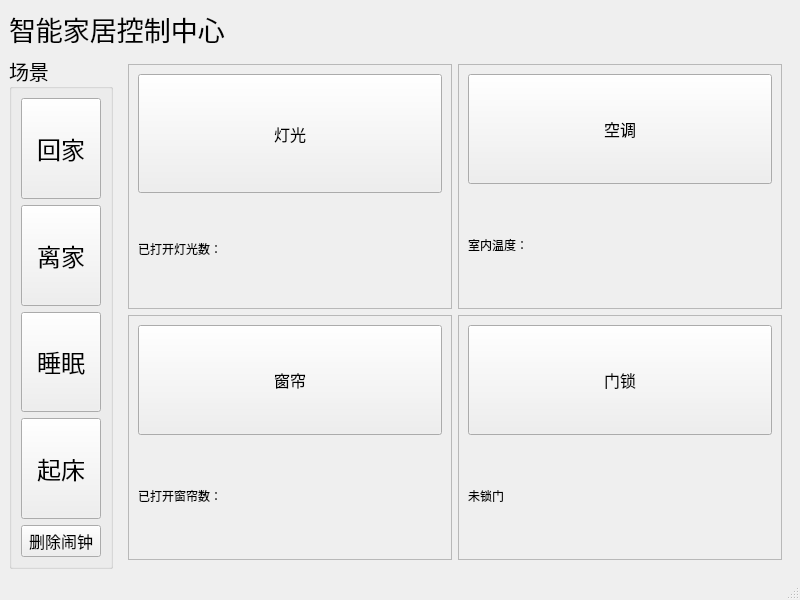
DaisyCoding/QtLab-finalwork, file mainwindow.ui: the form before one commit.
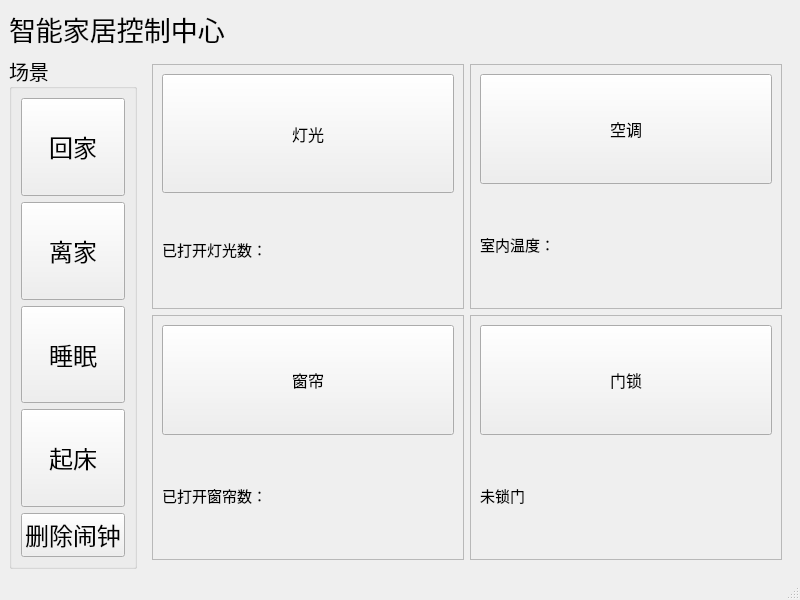
The form after the commit. The open tabs and pages were chosen to show the change.

Commit message: 2026/1/7 设置了软件起始界面；修改了ui界面中的字体

The edit to the form file:
```diff
--- a/mainwindow.ui
+++ b/mainwindow.ui
@@ -128,8 +128,8 @@
            </property>
            <property name="font">
             <font>
-             <family>Microsoft YaHei</family>
-             <pointsize>12</pointsize>
+             <family>楷体</family>
+             <pointsize>18</pointsize>
             </font>
            </property>
            <property name="text">
@@ -188,6 +188,11 @@
                  <height>100</height>
                 </size>
                </property>
+               <property name="font">
+                <font>
+                 <pointsize>11</pointsize>
+                </font>
+               </property>
                <property name="text">
                 <string>已打开灯光数：</string>
                </property>
@@ -225,6 +230,11 @@
              </item>
              <item>
               <widget class="QLabel" name="Aclabel">
+               <property name="font">
+                <font>
+                 <pointsize>11</pointsize>
+                </font>
+               </property>
                <property name="text">
                 <string>室内温度：</string>
                </property>
@@ -262,6 +272,11 @@
              </item>
              <item>
               <widget class="QLabel" name="Curtainlabel">
+               <property name="font">
+                <font>
+                 <pointsize>11</pointsize>
+                </font>
+               </property>
                <property name="text">
                 <string>已打开窗帘数：</string>
                </property>
@@ -299,6 +314,11 @@
              </item>
              <item>
               <widget class="QLabel" name="Locklabel">
+               <property name="font">
+                <font>
+                 <pointsize>11</pointsize>
+                </font>
+               </property>
                <property name="text">
                 <string>未锁门</string>
                </property>
```
Left out of the diff: 10 changed lines with no effect on the pictures. The commit also changes 1 other file.
